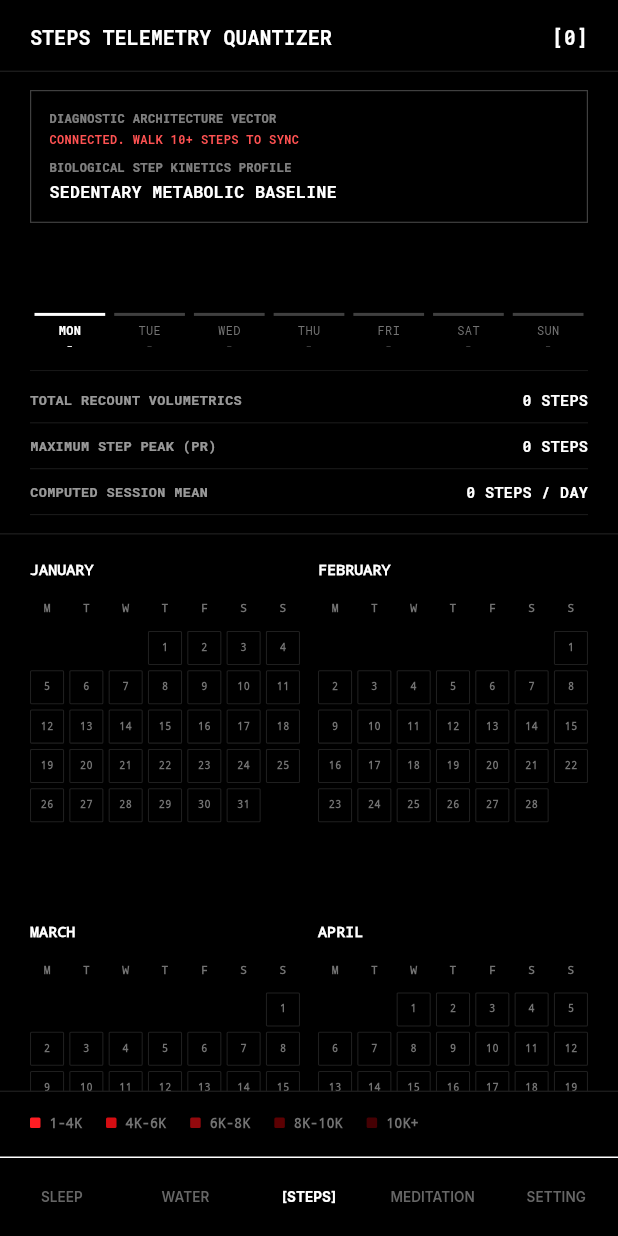
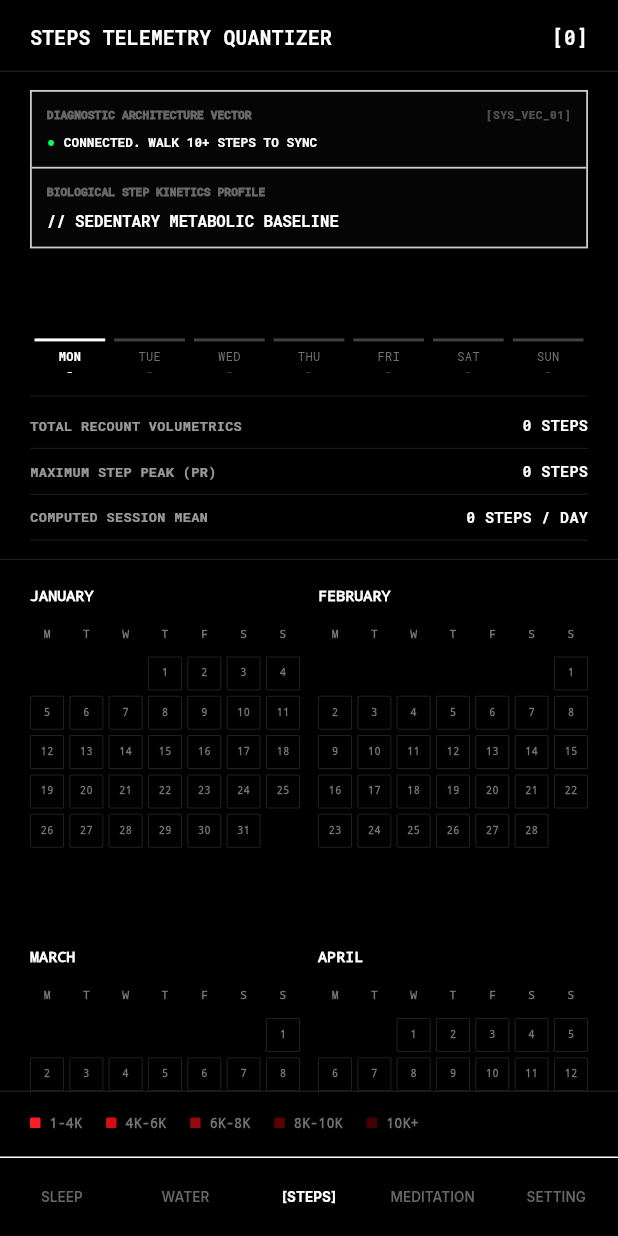
Before and after one commit to darshseraphic/Vidador, a Flutter app: the screen it shows after launch, item 3 of the bottom bar chosen, on a phone screen of 412 x 824 dp. Run offline on Flutter 3.47's test engine with Material 3 defaults, Android fonts, the phone set to English and light mode, and no system bars; our stand-ins replace flutter_riverpod, google_fonts, hive_flutter, pedometer, permission_handler; accounts and stored records are empty.

Commit message:
initial commit

```diff
--- a/lib/features/meditation.dart
+++ b/lib/features/meditation.dart
@@ -130,7 +130,6 @@ class MeditationTimerNotifier extends Notifier<TimerState> {
           isInterrupted: false,
         );
 
-        // Atomic payload state update to prevent UI/DB race conditions
         state = state.copyWith(
           remainingSeconds: 0,
           isRunning: false,
@@ -158,7 +157,6 @@ class MeditationTimerNotifier extends Notifier<TimerState> {
     final elapsedSeconds = state.initialSeconds - state.remainingSeconds;
     List<MeditationEntry> updatedHistory = state.history;
 
-    // Process Interrupted Record Logging Atomically
     if (elapsedSeconds > 0) {
       final elapsedMinutes = elapsedSeconds ~/ 60;
       final newEntry = MeditationEntry(
@@ -231,7 +229,6 @@ class _MeditationScreenState extends ConsumerState<MeditationScreen> {
       buttonOperatorText = isDark ? const Color(0xFFFFFFFF) : const Color(0xFF000000);
     }
 
-    // Fixed formatting mechanism handling precise HH:MM:SS expansions
     final int totalSeconds = timerState.remainingSeconds;
     final int hours = totalSeconds ~/ 3600;
     final int displayMins = (totalSeconds % 3600) ~/ 60;
@@ -270,7 +267,7 @@ class _MeditationScreenState extends ConsumerState<MeditationScreen> {
               Container(height: 0.8, color: colorForeground),
               const SizedBox(height: 24),
 
-              // CLEAN LOW-PROFILE TIMER CARD (Fixed Height: 80)
+              // CLEAN LOW-PROFILE TIMER CARD
               Container(
                 width: double.infinity,
                 height: 80,
@@ -388,7 +385,7 @@ class _MeditationScreenState extends ConsumerState<MeditationScreen> {
               ),
               const SizedBox(height: 16),
 
-              // PERSISTENT HISTORY LIST ENGINE
+              // PERSISTENT HISTORY LIST ENGINE (MIRRORED EXACTLY FROM SLEEP.DART)
               Expanded(
                 child: timerState.history.isEmpty
                     ? Center(
@@ -408,10 +405,12 @@ class _MeditationScreenState extends ConsumerState<MeditationScreen> {
                   itemBuilder: (context, index) {
                     final item = timerState.history[index];
                     final String entryTime = DateFormat('HH:mm').format(item.timestamp);
-                    final String entryDate = DateFormat('MMM dd').format(item.timestamp).toUpperCase();
+                    final String calendarDate = DateFormat('MMM dd').format(item.timestamp).toUpperCase();
+                    final String statusLabel = item.isInterrupted ? 'INTERRUPTED' : 'COMPLETED';
 
+                    // Clean vibrant red boundary mutation for interruptions
                     final Color currentBorderColor = item.isInterrupted
-                        ? const Color(0xFF5F0E0D)
+                        ? Colors.red
                         : colorForeground;
 
                     return Padding(
@@ -425,39 +424,30 @@ class _MeditationScreenState extends ConsumerState<MeditationScreen> {
                         child: Row(
                           mainAxisAlignment: MainAxisAlignment.spaceBetween,
                           children: [
-                            Row(
+                            Column(
+                              crossAxisAlignment: CrossAxisAlignment.start,
                               children: [
                                 Text(
-                                  entryTime,
+                                  '[$calendarDate]',
                                   style: TextStyle(
-                                    color: currentBorderColor,
-                                    fontSize: 12,
+                                    color: colorForeground, // Pure binary theme implementation
+                                    fontSize: 11,
                                     fontWeight: FontWeight.bold,
                                     fontFamily: 'Inter',
                                   ),
                                 ),
-                                const SizedBox(width: 12),
+                                const SizedBox(height: 4),
                                 Text(
-                                  '[$entryDate]',
+                                  '$entryTime // $statusLabel',
                                   style: TextStyle(
-                                    color: colorForeground.withOpacity(0.5),
-                                    fontSize: 10,
+                                    color: item.isInterrupted
+                                        ? colorForeground
+                                        : colorForeground.withOpacity(0.5),
+                                    fontSize: 11,
                                     fontFamily: 'Inter',
+                                    letterSpacing: 0.5,
                                   ),
                                 ),
-                                if (item.isInterrupted) ...[
-                                  const SizedBox(width: 8),
-                                  Text(
-                                    '[INTERRUPTED]',
-                                    style: TextStyle(
-                                      color: const Color(0xFF5F0E0D),
-                                      fontSize: 9,
-                                      fontWeight: FontWeight.bold,
-                                      fontFamily: 'Inter',
-                                      letterSpacing: 0.5,
-                                    ),
-                                  ),
-                                ]
                               ],
                             ),
                             Row(
--- a/lib/features/step.dart
+++ b/lib/features/step.dart
@@ -390,32 +390,113 @@ class _StepScreenState extends ConsumerState<StepScreen> {
               child: Column(
                 children: [
                   // Profile Performance Tier Block
-                  // Profile Performance Tier Block
+                  // Profile Performance Tier Block — CYBERPUNK BRUTALIST REBUILD
                   Container(
                     width: double.infinity,
-                    padding: const EdgeInsets.all(12),
-                    decoration: BoxDecoration(border: Border.all(color: textMain.withValues(alpha: 0.25), width: 0.8)),
+                    decoration: BoxDecoration(
+                      color: isDark ? const Color(0xFF050505) : const Color(0xFFFAFAFA),
+                      border: Border.all(
+                        color: textMain.withValues(alpha: 0.8),
+                        width: 1.2, // Sharper, heavier border lines
+                      ),
+                    ),
                     child: Column(
                       crossAxisAlignment: CrossAxisAlignment.start,
                       children: [
-                        Text(
-                          "DIAGNOSTIC ARCHITECTURE VECTOR",
-                          style: GoogleFonts.robotoMono(color: textMain.withValues(alpha: 0.5), fontSize: 8, fontWeight: FontWeight.bold),
+                        // TOP VECTOR: DIAGNOSTICS
+                        Padding(
+                          padding: const EdgeInsets.all(10.0),
+                          child: Column(
+                            crossAxisAlignment: CrossAxisAlignment.start,
+                            children: [
+                              Row(
+                                mainAxisAlignment: MainAxisAlignment.spaceBetween,
+                                children: [
+                                  Text(
+                                    "DIAGNOSTIC ARCHITECTURE VECTOR",
+                                    style: GoogleFonts.robotoMono(
+                                      color: textMain.withValues(alpha: 0.4),
+                                      fontSize: 7.5,
+                                      fontWeight: FontWeight.w900,
+                                      letterSpacing: 0.05,
+                                    ),
+                                  ),
+                                  Text(
+                                    "[SYS_VEC_01]",
+                                    style: GoogleFonts.robotoMono(
+                                      color: textMain.withValues(alpha: 0.3),
+                                      fontSize: 7.5,
+                                      fontWeight: FontWeight.bold,
+                                    ),
+                                  ),
+                                ],
+                              ),
+                              const SizedBox(height: 6),
+                              Row(
+                                crossAxisAlignment: CrossAxisAlignment.center,
+                                children: [
+                                  Text(
+                                    "● ",
+                                    style: GoogleFonts.robotoMono(
+                                      color: diagnostics.contains("ACTIVE") || diagnostics.contains("CONNECTED")
+                                          ? const Color(0xFF00FF66) // Neon Green when active/connected
+                                          : Colors.redAccent,
+                                      fontSize: 9,
+                                    ),
+                                  ),
+                                  Expanded(
+                                    child: Text(
+                                      diagnostics.toUpperCase(),
+                                      style: GoogleFonts.robotoMono(
+                                        color: diagnostics.contains("ACTIVE") || diagnostics.contains("CONNECTED")
+                                            ? textMain
+                                            : Colors.redAccent,
+                                        fontSize: 8.5,
+                                        fontWeight: FontWeight.bold,
+                                        letterSpacing: 0.02,
+                                      ),
+                                    ),
+                                  ),
+                                ],
+                              ),
+                            ],
+                          ),
                         ),
-                        const SizedBox(height: 3),
-                        Text(
-                          diagnostics.toUpperCase(),
-                          style: GoogleFonts.robotoMono(color: Colors.redAccent, fontSize: 8, fontWeight: FontWeight.bold),
+
+                        // SOLID SEPARATOR SYSTEM RULE
+                        Container(
+                          height: 1.2,
+                          width: double.infinity,
+                          color: textMain.withValues(alpha: 0.8),
                         ),
-                        const SizedBox(height: 8),
-                        Text(
-                          "BIOLOGICAL STEP KINETICS PROFILE",
-                          style: GoogleFonts.robotoMono(color: textMain.withValues(alpha: 0.5), fontSize: 8, fontWeight: FontWeight.bold),
-                        ),
-                        const SizedBox(height: 3),
-                        Text(
-                          biologicalTier,
-                          style: GoogleFonts.robotoMono(color: textMain, fontSize: 11, fontWeight: FontWeight.bold),
+
+                        // BOTTOM VECTOR: KINETICS PROFILE
+                        Padding(
+                          padding: const EdgeInsets.all(10.0),
+                          child: Column(
+                            crossAxisAlignment: CrossAxisAlignment.start,
+                            children: [
+                              Text(
+                                "BIOLOGICAL STEP KINETICS PROFILE",
+                                style: GoogleFonts.robotoMono(
+                                  color: textMain.withValues(alpha: 0.4),
+                                  fontSize: 7.5,
+                                  fontWeight: FontWeight.w900,
+                                  letterSpacing: 0.05,
+                                ),
+                              ),
+                              const SizedBox(height: 6),
+                              Text(
+                                "// ${biologicalTier.toUpperCase()}",
+                                style: GoogleFonts.robotoMono(
+                                  color: textMain,
+                                  fontSize: 10.5,
+                                  fontWeight: FontWeight.bold,
+                                  letterSpacing: -0.02,
+                                ),
+                              ),
+                            ],
+                          ),
                         ),
                       ],
                     ),
```
